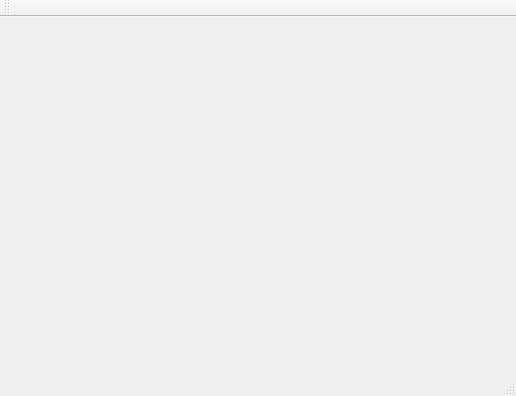
First picture: the form in mainwindow.ui, repository jacobthebrown/Jotoshop, before the edit.
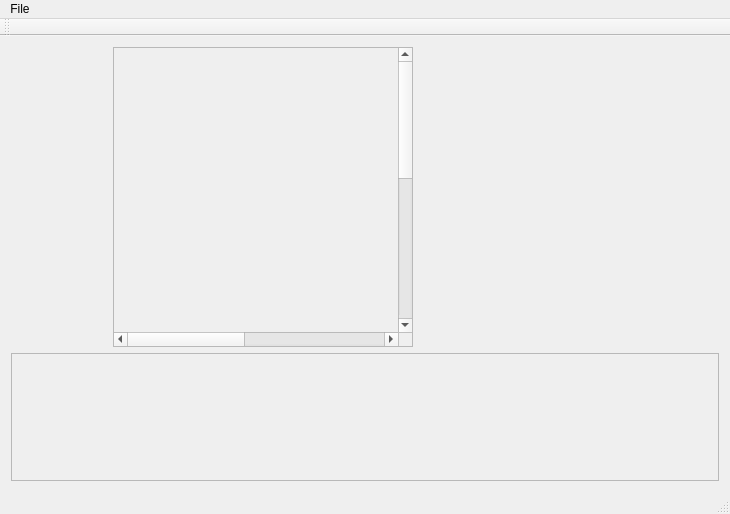
Second picture: the form after the edit. Custom widgets are drawn as their Qt base class.

The edit to the form file:
```diff
--- a/mainwindow.ui
+++ b/mainwindow.ui
@@ -20,7 +20,7 @@
       <item>
        <layout class="QVBoxLayout" name="verticalLayout_8">
         <item>
-         <widget class="QWidgetToolbar" name="widget" native="true">
+         <widget class="QWidgetToolbar" name="Toolbar" native="true">
           <property name="sizePolicy">
            <sizepolicy hsizetype="Expanding" vsizetype="Expanding">
             <horstretch>0</horstretch>
@@ -29,7 +29,7 @@
           </property>
           <property name="minimumSize">
            <size>
-            <width>66</width>
+            <width>96</width>
             <height>56</height>
            </size>
           </property>
@@ -46,25 +46,136 @@
       <item>
        <layout class="QVBoxLayout" name="verticalLayout_4">
         <item>
-         <spacer name="horizontalSpacer">
-          <property name="orientation">
-           <enum>Qt::Horizontal</enum>
-          </property>
-          <property name="sizeHint" stdset="0">
+         <widget class="QScrollArea" name="scrollArea">
+          <property name="minimumSize">
            <size>
-            <width>20</width>
-            <height>20</height>
+            <width>300</width>
+            <height>300</height>
            </size>
           </property>
-         </spacer>
+          <property name="verticalScrollBarPolicy">
+           <enum>Qt::ScrollBarAlwaysOn</enum>
+          </property>
+          <property name="horizontalScrollBarPolicy">
+           <enum>Qt::ScrollBarAlwaysOn</enum>
+          </property>
+          <property name="widgetResizable">
+           <bool>true</bool>
+          </property>
+          <widget class="QWidget" name="scrollAreaWidgetContents">
+           <property name="geometry">
+            <rect>
+             <x>-144</x>
+             <y>0</y>
+             <width>618</width>
+             <height>618</height>
+            </rect>
+           </property>
+           <layout class="QGridLayout" name="gridLayout">
+            <item row="0" column="0">
+             <widget class="QWidgetCanvas" name="widget" native="true">
+              <property name="minimumSize">
+               <size>
+                <width>600</width>
+                <height>600</height>
+               </size>
+              </property>
+              <property name="maximumSize">
+               <size>
+                <width>600</width>
+                <height>600</height>
+               </size>
+              </property>
+              <property name="sizeIncrement">
+               <size>
+                <width>15</width>
+                <height>15</height>
+               </size>
+              </property>
+              <property name="autoFillBackground">
+               <bool>true</bool>
+              </property>
+             </widget>
+            </item>
+           </layout>
+          </widget>
+         </widget>
         </item>
        </layout>
       </item>
       <item>
-       <layout class="QVBoxLayout" name="verticalLayout"/>
+       <layout class="QVBoxLayout" name="Right_horzLayout">
+        <item>
+         <widget class="QWidgetPreview" name="Preview" native="true">
+          <property name="minimumSize">
+           <size>
+            <width>300</width>
+            <height>200</height>
+           </size>
+          </property>
+          <property name="maximumSize">
+           <size>
+            <width>300</width>
+            <height>200</height>
+           </size>
+          </property>
+         </widget>
+        </item>
+       </layout>
       </item>
      </layout>
     </item>
+    <item>
+     <widget class="QScrollArea" name="scrollArea_2">
+      <property name="minimumSize">
+       <size>
+        <width>4</width>
+        <height>128</height>
+       </size>
+      </property>
+      <property name="maximumSize">
+       <size>
+        <width>16777215</width>
+        <height>128</height>
+       </size>
+      </property>
+      <property name="widgetResizable">
+       <bool>true</bool>
+      </property>
+      <widget class="QWidget" name="scrollAreaWidgetContents_2">
+       <property name="geometry">
+        <rect>
+         <x>0</x>
+         <y>0</y>
+         <width>496</width>
+         <height>126</height>
+        </rect>
+       </property>
+       <widget class="QWidget" name="AnimationFrame" native="true">
+        <property name="geometry">
+         <rect>
+          <x>-10</x>
+          <y>0</y>
+          <width>498</width>
+          <height>50</height>
+         </rect>
+        </property>
+        <property name="minimumSize">
+         <size>
+          <width>0</width>
+          <height>50</height>
+         </size>
+        </property>
+        <property name="maximumSize">
+         <size>
+          <width>16777215</width>
+          <height>128</height>
+         </size>
+        </property>
+       </widget>
+      </widget>
+     </widget>
+    </item>
    </layout>
   </widget>
   <widget class="QMenuBar" name="menuBar">
@@ -76,6 +187,12 @@
      <height>21</height>
     </rect>
    </property>
+   <widget class="QMenu" name="menuFile">
+    <property name="title">
+     <string>File</string>
+    </property>
+   </widget>
+   <addaction name="menuFile"/>
   </widget>
   <widget class="QToolBar" name="mainToolBar">
    <attribute name="toolBarArea">
@@ -95,6 +212,18 @@
    <header>qwidgettoolbar.h</header>
    <container>1</container>
   </customwidget>
+  <customwidget>
+   <class>QWidgetCanvas</class>
+   <extends>QWidget</extends>
+   <header>qwidgetcanvas.h</header>
+   <container>1</container>
+  </customwidget>
+  <customwidget>
+   <class>QWidgetPreview</class>
+   <extends>QWidget</extends>
+   <header>qwidgetpreview.h</header>
+   <container>1</container>
+  </customwidget>
  </customwidgets>
  <resources/>
  <connections/>
```
Left out of the diff: 4 changed lines with no effect on the pictures.
